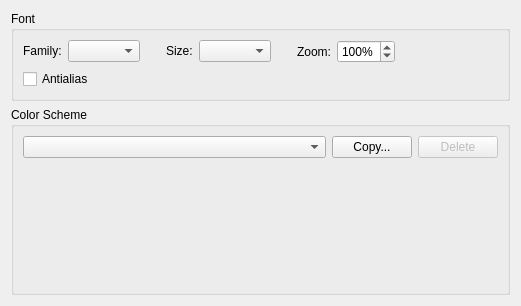
Above: src/plugins/texteditor/fontsettingspage.ui from qt-creator/qt-creator before the change. Below: the same form after it.
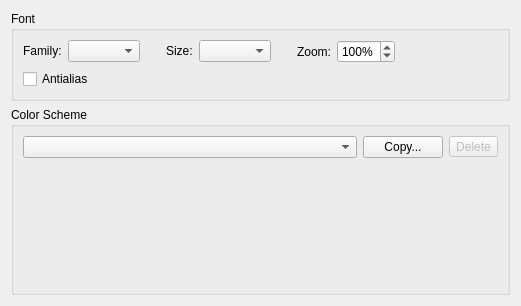
That is the form after the change. Icons and pictures are not drawn. Custom widgets are drawn as their Qt base class.

What changed in the file:
```diff
--- a/src/plugins/texteditor/fontsettingspage.ui
+++ b/src/plugins/texteditor/fontsettingspage.ui
@@ -170,7 +170,7 @@
          </widget>
         </item>
         <item>
-         <widget class="QPushButton" name="deleteButton">
+         <widget class="QToolButton" name="deleteButton">
           <property name="enabled">
            <bool>false</bool>
           </property>
```
Left out of the diff: 11 changed lines with no effect on the pictures.
